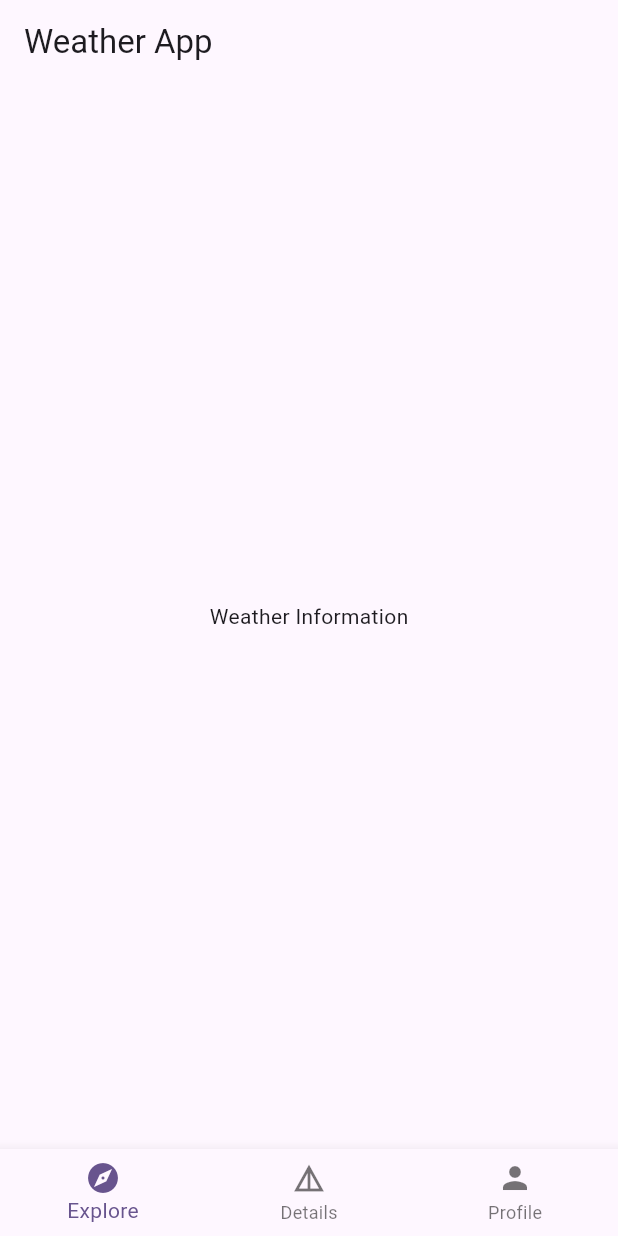
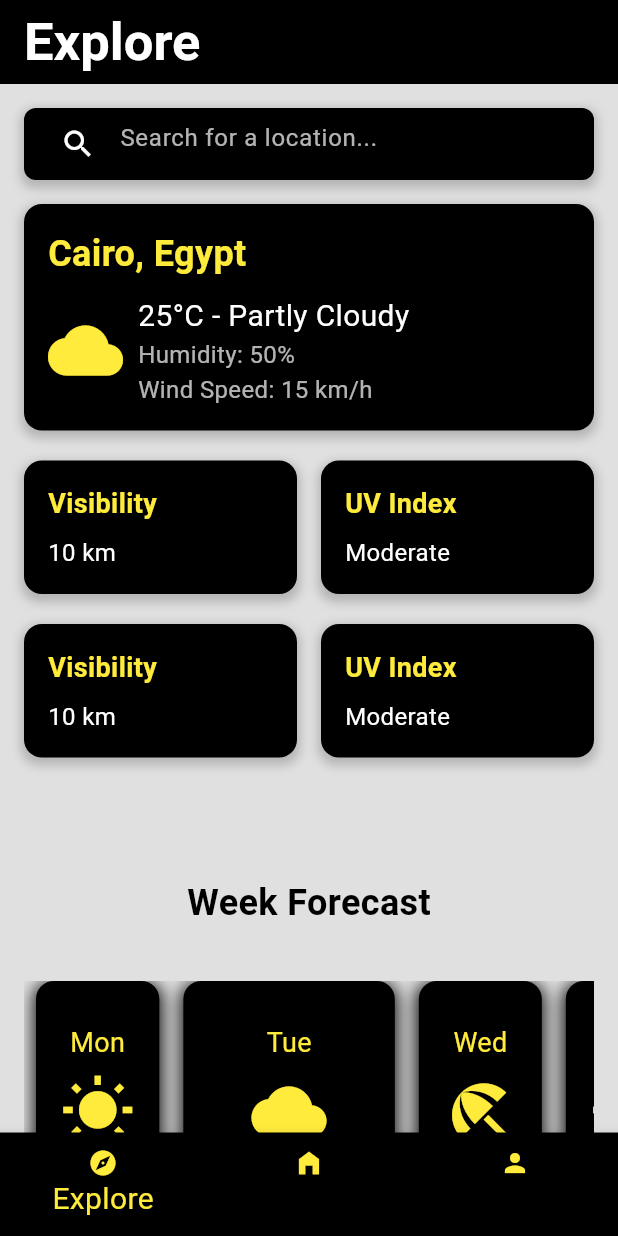
Before and after one commit to 3abdelr7man3omara/support, a Flutter app: the screen it shows after launch, on a phone screen of 412 x 824 dp. Run offline on Flutter 3.47's test engine with Material 3 defaults, Android fonts, the phone set to English and light mode, and no system bars; our stand-ins replace bloc, dio, firebase_core, flutter_bloc; accounts and stored records are empty.

Commit message:
UI for Account Screen & explore screen done

```diff
--- /dev/null
+++ b/lib/Screens/Explore_Screen.dart
@@ -0,0 +1,447 @@
+import 'package:flutter/material.dart';
+import 'package:flutter/widgets.dart';
+
+class ExploreScreen extends StatefulWidget {
+  const ExploreScreen({super.key});
+
+  @override
+  State<ExploreScreen> createState() => _ExploreScreenState();
+}
+
+class _ExploreScreenState extends State<ExploreScreen> {
+  final TextEditingController _searchController = TextEditingController();
+  String _currentLocation = "Cairo, Egypt"; // Example location
+  String _currentTemperature = "25°C";
+  String _currentWeather = "Partly Cloudy"; // => API
+  String _currentHumidity = "50%";
+  String _currentWindSpeed = "15 km/h";
+  String _searchQuery = "";
+
+  List<Map<String, String>> _weeklyForecast = [
+    {"day": "Mon", "temperature": "24°C", "weather": "Sunny"},
+    {"day": "Tue", "temperature": "22°C", "weather": "Partly Cloudy"},
+    {"day": "Wed", "temperature": "20°C", "weather": "Rainy"},
+    {"day": "Thu", "temperature": "23°C", "weather": "Sunny"},
+    {"day": "Fri", "temperature": "26°C", "weather": "Sunny"},
+    {"day": "Sat", "temperature": "27°C", "weather": "Sunny"},
+    {"day": "Sun", "temperature": "28°C", "weather": "Sunny"},
+    {"day": "Next Week", "temperature": "N/A", "weather": "N/A"},
+  ];
+
+  void _searchLocation() {
+    // Implement search functionality here
+    setState(() {
+      _searchQuery = _searchController.text;
+    });
+  }
+
+  Color? _getBackgroundColor(String weather) {
+    switch (weather) {
+      case "Sunny":
+        return Colors.blue[200] ?? Colors.blue;
+      case "Partly Cloudy":
+        return Colors.grey[300] ?? Colors.grey;
+      case "Rainy":
+        return Colors.blueGrey[900] ?? Colors.blueGrey;
+      default:
+        return Colors.grey[100] ?? Colors.grey[300];
+    }
+  }
+
+  IconData _getWeatherIcon(String weather) {
+    switch (weather) {
+      case "Sunny":
+        return Icons.wb_sunny;
+      case "Partly Cloudy":
+        return Icons.cloud;
+      case "Rainy":
+        return Icons.beach_access;
+      default:
+        return Icons.help;
+    }
+  }
+
+  @override
+  Widget build(BuildContext context) {
+    IconData weatherIcon = _getWeatherIcon(_currentWeather);
+
+    return Scaffold(
+      backgroundColor: _getBackgroundColor(_currentWeather),
+      appBar: AppBar(
+        title: Text(
+          "Explore",
+          style: TextStyle(
+            fontWeight: FontWeight.w700,
+            color: Colors.white,
+            fontSize: 35,
+          ),
+        ),
+        backgroundColor: Colors.black,
+      ),
+      body: SingleChildScrollView(
+        child: Padding(
+          padding: const EdgeInsets.all(16.0),
+          child: Column(
+            crossAxisAlignment: CrossAxisAlignment.start,
+            children: [
+              // Search bar
+              Container(
+                margin: const EdgeInsets.only(bottom: 16.0),
+                padding: const EdgeInsets.symmetric(horizontal: 12.0),
+                decoration: BoxDecoration(
+                  color: Colors.black,
+                  borderRadius: BorderRadius.circular(8),
+                  boxShadow: [
+                    BoxShadow(
+                      color: Colors.black.withOpacity(0.2),
+                      spreadRadius: 2,
+                      blurRadius: 5,
+                      offset: Offset(0, 3),
+                    ),
+                  ],
+                ),
+                child: Row(
+                  children: [
+                    Expanded(
+                      child: TextField(
+                        controller: _searchController,
+                        decoration: InputDecoration(
+                          border: InputBorder.none,
+                          hintText: 'Search for a location...',
+                          hintStyle: TextStyle(color: Colors.white70),
+                          prefixIcon: Icon(Icons.search, color: Colors.white),
+                        ),
+                        style: TextStyle(color: Colors.white),
+                        onSubmitted: (_) => _searchLocation(),
+                      ),
+                    ),
+                  ],
+                ),
+              ),
+              // Current Weather Container
+              Container(
+                padding: const EdgeInsets.all(16.0),
+                decoration: BoxDecoration(
+                  color: Colors.black,
+                  borderRadius: BorderRadius.circular(12),
+                  boxShadow: [
+                    BoxShadow(
+                      color: Colors.black.withOpacity(0.2),
+                      spreadRadius: 2,
+                      blurRadius: 5,
+                      offset: Offset(0, 3),
+                    ),
+                  ],
+                ),
+                child: Column(
+                  crossAxisAlignment: CrossAxisAlignment.start,
+                  children: [
+                    Text(
+                      _currentLocation,
+                      style: TextStyle(
+                        fontSize: 24,
+                        color: Colors.yellow,
+                        fontWeight: FontWeight.bold,
+                      ),
+                    ),
+                    SizedBox(height: 10),
+                    Row(
+                      children: [
+                        AnimatedSwitcher(
+                          duration: const Duration(seconds: 1),
+                          child: Icon(
+                            weatherIcon,
+                            key: ValueKey<String>(_currentWeather),
+                            size: 50,
+                            color: Colors.yellow,
+                          ),
+                        ),
+                        SizedBox(width: 10),
+                        Column(
+                          crossAxisAlignment: CrossAxisAlignment.start,
+                          children: [
+                            Text(
+                              "$_currentTemperature - $_currentWeather",
+                              style: TextStyle(
+                                fontSize: 20,
+                                color: Colors.white,
+                              ),
+                            ),
+                            Text(
+                              "Humidity: $_currentHumidity",
+                              style: TextStyle(
+                                fontSize: 16,
+                                color: Colors.white70,
+                              ),
+                            ),
+                            Text(
+                              "Wind Speed: $_currentWindSpeed",
+                              style: TextStyle(
+                                fontSize: 16,
+                                color: Colors.white70,
+                              ),
+                            ),
+                          ],
+                        ),
+                      ],
+                    ),
+                  ],
+                ),
+              ),
+              SizedBox(height: 20),
+              // Additional Information Boxes
+              Row(
+                mainAxisAlignment: MainAxisAlignment.spaceBetween,
+                children: [
+                  Expanded(
+                    child: Container(
+                      margin: const EdgeInsets.only(right: 8.0),
+                      padding: const EdgeInsets.all(16.0),
+                      decoration: BoxDecoration(
+                        color: Colors.black,
+                        borderRadius: BorderRadius.circular(12),
+                        boxShadow: [
+                          BoxShadow(
+                            color: Colors.black.withOpacity(0.2),
+                            spreadRadius: 2,
+                            blurRadius: 5,
+                            offset: Offset(0, 3),
+                          ),
+                        ],
+                      ),
+                      child: Column(
+                        crossAxisAlignment: CrossAxisAlignment.start,
+                        children: [
+                          Text(
+                            "Visibility",
+                            style: TextStyle(
+                              fontSize: 18,
+                              color: Colors.yellow,
+                              fontWeight: FontWeight.bold,
+                            ),
+                          ),
+                          SizedBox(height: 8),
+                          Text(
+                            "10 km", // Example visibility data
+                            style: TextStyle(
+                              fontSize: 16,
+                              color: Colors.white,
+                            ),
+                          ),
+
+                        ],
+                      ),
+                    ),
+                  ),
+                  Expanded(
+                    child: Container(
+                      margin: const EdgeInsets.only(left: 8.0),
+                      padding: const EdgeInsets.all(16.0),
+                      decoration: BoxDecoration(
+                        color: Colors.black,
+                        borderRadius: BorderRadius.circular(12),
+                        boxShadow: [
+                          BoxShadow(
+                            color: Colors.black.withOpacity(0.2),
+                            spreadRadius: 2,
+                            blurRadius: 5,
+                            offset: Offset(0, 3),
+                          ),
+                        ],
+                      ),
+                      child: Column(
+                        crossAxisAlignment: CrossAxisAlignment.start,
+                        children: [
+                          Text(
+                            "UV Index",
+                            style: TextStyle(
+                              fontSize: 18,
+                              color: Colors.yellow,
+                              fontWeight: FontWeight.bold,
+                            ),
+                          ),
+                          SizedBox(height: 8),
+                          Text(
+                            "Moderate", // Example UV Index data
+                            style: TextStyle(
+                              fontSize: 16,
+                              color: Colors.white,
+                            ),
+                          ),
+                        ],
+                      ),
+                    ),
+                  ),
+                ],
+              ),
+              SizedBox(height:20,
+              ),
+              Row(
+                mainAxisAlignment: MainAxisAlignment.spaceBetween,
+                children: [
+                  Expanded(
+                    child: Container(
+                      margin: const EdgeInsets.only(right: 8.0),
+                      padding: const EdgeInsets.all(16.0),
+                      decoration: BoxDecoration(
+                        color: Colors.black,
+                        borderRadius: BorderRadius.circular(12),
+                        boxShadow: [
+                          BoxShadow(
+                            color: Colors.black.withOpacity(0.2),
+                            spreadRadius: 2,
+                            blurRadius: 5,
+                            offset: Offset(0, 3),
+                          ),
+                        ],
+                      ),
+                      child: Column(
+                        crossAxisAlignment: CrossAxisAlignment.start,
+                        children: [
+                          Text(
+                            "Visibility",
+                            style: TextStyle(
+                              fontSize: 18,
+                              color: Colors.yellow,
+                              fontWeight: FontWeight.bold,
+                            ),
+                          ),
+                          SizedBox(height: 8),
+                          Text(
+                            "10 km", // Example visibility data
+                            style: TextStyle(
+                              fontSize: 16,
+                              color: Colors.white,
+                            ),
+                          ),
+
+                        ],
+                      ),
+                    ),
+                  ),
+                  Expanded(
+                    child: Container(
+                      margin: const EdgeInsets.only(left: 8.0),
+                      padding: const EdgeInsets.all(16.0),
+                      decoration: BoxDecoration(
+                        color: Colors.black,
+                        borderRadius: BorderRadius.circular(12),
+                        boxShadow: [
+                          BoxShadow(
+                            color: Colors.black.withOpacity(0.2),
+                            spreadRadius: 2,
+                            blurRadius: 5,
+                            offset: Offset(0, 3),
+                          ),
+                        ],
+                      ),
+                      child: Column(
+                        crossAxisAlignment: CrossAxisAlignment.start,
+                        children: [
+                          Text(
+                            "UV Index",
+                            style: TextStyle(
+                              fontSize: 18,
+                              color: Colors.yellow,
+                              fontWeight: FontWeight.bold,
+                            ),
+                          ),
+                          SizedBox(height: 8),
+                          Text(
+                            "Moderate", // Example UV Index data
+                            style: TextStyle(
+                              fontSize: 16,
+                              color: Colors.white,
+                            ),
+                          ),
+                        ],
+                      ),
+                    ),
+                  ),
+                ],
+              ),
+              SizedBox(height: 80),
+              Center(
+                child: Text(
+                  "Week Forecast",
+                  style: TextStyle(
+                    fontSize: 24,
+                    color: Colors.black,
+                    fontWeight: FontWeight.bold,
+                  ),
+                ),
+              ),
+              SizedBox(height: 35),
+              // Horizontal Row for Forecast
+              SizedBox(
+                height: 200,
+                child: ListView.builder(
+                  scrollDirection: Axis.horizontal,
+                  itemCount: _weeklyForecast.length,
+                  itemBuilder: (context, index) {
+                    final forecast = _weeklyForecast[index];
+                    IconData dayWeatherIcon = _getWeatherIcon(forecast['weather'] ?? '');
+
+                    return Container(
+                      margin: const EdgeInsets.symmetric(horizontal: 8.0),
+                      padding: const EdgeInsets.all(16.0),
+                      decoration: BoxDecoration(
+                        color: Colors.black,
+                        borderRadius: BorderRadius.circular(12),
+                        boxShadow: [
+                          BoxShadow(
+                            color: Colors.black.withOpacity(0.9),
+                            spreadRadius: 2,
+                            blurRadius: 9,
+                            offset: Offset(0, 3),
+                          ),
+                        ],
+                      ),
+                      child: Column(
+                        mainAxisAlignment: MainAxisAlignment.center,
+                        children: [
+                          Text(
+                            forecast['day']!,
+                            style: TextStyle(
+                              fontSize: 18,
+                              color: Colors.yellow,
+                            ),
+                          ),
+                          SizedBox(height: 8),
+                          AnimatedSwitcher(
+                            duration: const Duration(seconds: 1),
+                            child: Icon(
+                              dayWeatherIcon,
+                              key: ValueKey<String>(forecast['weather'] ?? ''),
+                              size: 50,
+                              color: Colors.yellow,
+                            ),
+                          ),
+                          SizedBox(height: 8),
+                          Text(
+                            forecast['temperature']!,
+                            style: TextStyle(
+                              fontSize: 18,
+                              color: Colors.white,
+                            ),
+                          ),
+                          Text(
+                            forecast['weather']!,
+                            style: TextStyle(
+                              fontSize: 18,
+                              color: Colors.white,
+                            ),
+                          ),
+                        ],
+                      ),
+                    );
+                  },
+                ),
+              ),
+            ],
+          ),
+        ),
+      ),
+    );
+  }
+}
--- a/lib/Screens/home_screen.dart
+++ b/lib/Screens/home_screen.dart
@@ -6,7 +6,14 @@ class HomeScreen extends StatelessWidget {
   @override
   Widget build(BuildContext context) {
     return Scaffold(
-
+      appBar: AppBar(
+        title: Text("HOME SCREEN",
+        style: TextStyle(
+          backgroundColor: Colors.black,
+              color: Colors.yellow,
+          ),
+        ),
+      ),
 
 
     );
--- a/lib/Screens/weather_home_screen.dart
+++ b/lib/Screens/weather_home_screen.dart
@@ -1,4 +1,7 @@
 import 'package:flutter/material.dart';
+import 'package:untitled2/Screens/Explore_Screen.dart';
+import 'package:untitled2/Screens/acount_screen.dart';
+import 'package:untitled2/Screens/home_screen.dart';
 
 class WeatherHomeScreen extends StatefulWidget {
   const WeatherHomeScreen({super.key});
@@ -8,24 +11,19 @@ class WeatherHomeScreen extends StatefulWidget {
 }
 
 class _WeatherHomeScreenState extends State<WeatherHomeScreen> {
+  List Screens = [ExploreScreen(),HomeScreen(),Acount_Screen() ];
   int _currentIndex = 0; // State variable to track the selected tab index.
-
   @override
   Widget build(BuildContext context) {
     return Scaffold(
-      appBar: AppBar(
-        title: Text('Weather App'),
-      ),
-      body: Center(
-        child: Column(
-          mainAxisAlignment: MainAxisAlignment.center,
-          crossAxisAlignment: CrossAxisAlignment.center,
-          children: const [
-            Text("Weather Information"),
-          ],
-        ),
-      ),
+
+      body:Screens[_currentIndex],
       bottomNavigationBar: BottomNavigationBar(
+        selectedItemColor: Colors.yellow,
+        unselectedLabelStyle: TextStyle(color: Colors.yellow ,fontWeight: FontWeight.w700 ,fontSize: 20),
+        selectedFontSize: 20,
+        iconSize: 20,
+        backgroundColor: Colors.black,
         currentIndex: _currentIndex, // Set the current index.
         onTap: (index) {
           setState(() {
@@ -34,15 +32,16 @@ class _WeatherHomeScreenState extends State<WeatherHomeScreen> {
         },
         items: const [
           BottomNavigationBarItem(
-            icon: Icon(Icons.explore),
+
+            icon: Icon(Icons.explore,color: Colors.yellow,),
             label: 'Explore',
           ),
           BottomNavigationBarItem(
-            icon: Icon(Icons.details),
-            label: 'Details',
+            icon: Icon(Icons.home_filled,color: Colors.yellow,),
+            label: 'Home',
           ),
           BottomNavigationBarItem(
-            icon: Icon(Icons.person),
+            icon: Icon(Icons.person,color: Colors.yellow,),
             label: 'Profile',
           ),
         ],
```
Also changed, not shown: lib/Screens/acount_screen.dart (renamed from lib/Screens/Screen.dart), 2 other files.
